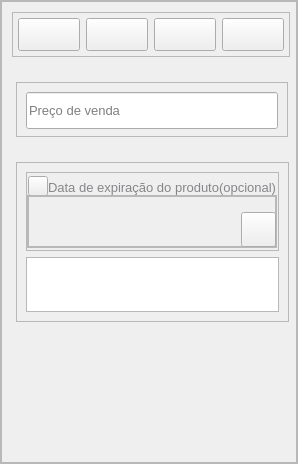
First picture: the form in src/gui/ui/windows/ui_file/cadastro_produto.ui, repository NdondaDaniel2020/SalesManagement, before the edit.
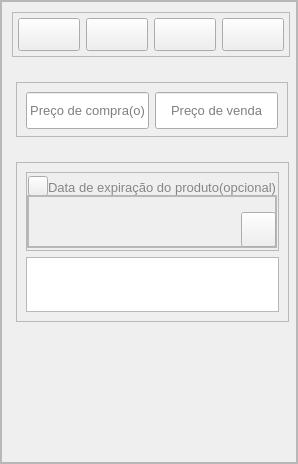
Second picture: the form after the edit. The open tabs and pages were chosen to show the change. Icons and pictures are not drawn. Custom widgets are drawn as their Qt base class.

Commit message: ajuste. add campo de preço de compra

```diff
--- a/src/gui/ui/windows/ui_file/cadastro_produto.ui
+++ b/src/gui/ui/windows/ui_file/cadastro_produto.ui
@@ -1239,6 +1239,27 @@
                 <enum>QFrame::Raised</enum>
                </property>
                <layout class="QHBoxLayout" name="horizontalLayout_14">
+                <item>
+                 <widget class="QLineEdit" name="lineEdit_preco_compra">
+                  <property name="minimumSize">
+                   <size>
+                    <width>0</width>
+                    <height>37</height>
+                   </size>
+                  </property>
+                  <property name="font">
+                   <font>
+                    <pointsize>10</pointsize>
+                   </font>
+                  </property>
+                  <property name="alignment">
+                   <set>Qt::AlignCenter</set>
+                  </property>
+                  <property name="placeholderText">
+                   <string>Preço de compra(o)</string>
+                  </property>
+                 </widget>
+                </item>
                 <item>
                  <widget class="QLineEdit" name="lineEdit_preco_venda">
                   <property name="minimumSize">
@@ -1253,7 +1274,7 @@
                    </font>
                   </property>
                   <property name="alignment">
-                   <set>Qt::AlignLeading|Qt::AlignLeft|Qt::AlignVCenter</set>
+                   <set>Qt::AlignCenter</set>
                   </property>
                   <property name="placeholderText">
                    <string>Preço de venda</string>
```
Left out of the diff: 2 changed lines with no effect on the pictures.
